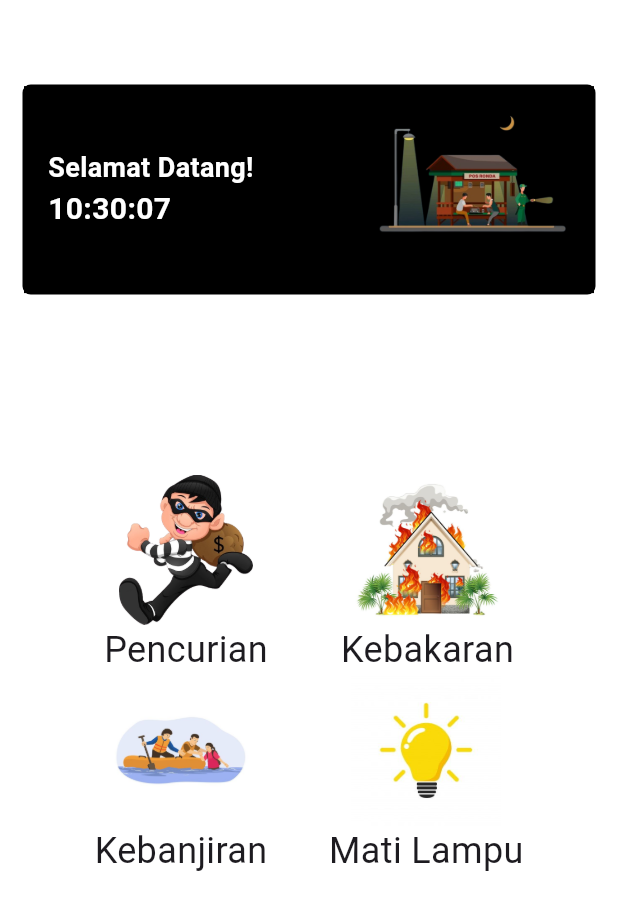
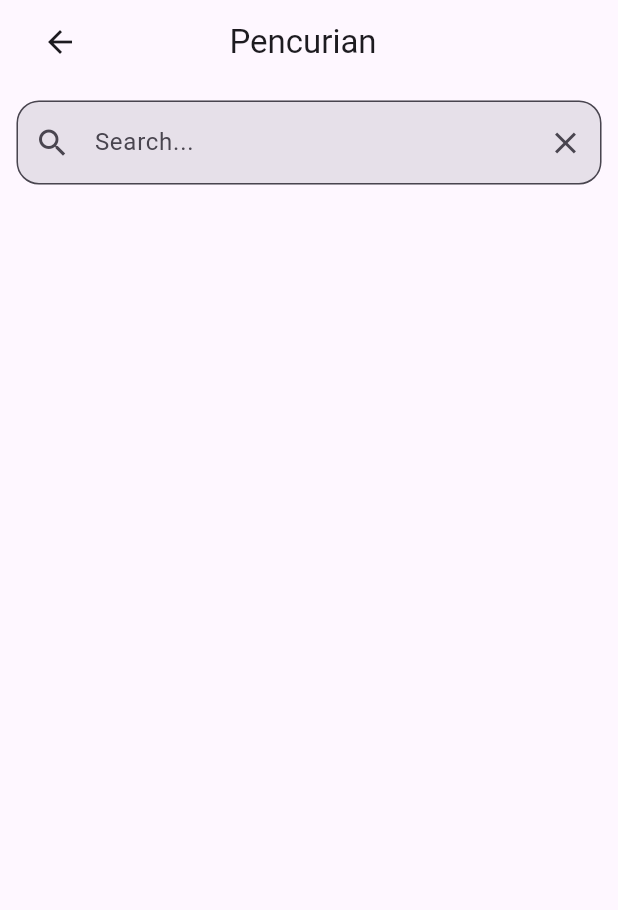
Before and after one commit to salwaawaa/klimax, a Flutter app: the screen it shows after launch, on a phone screen of 412 x 824 dp. Shown: the top 910 px of the screen. Run offline on Flutter 3.47's test engine with Material 3 defaults, Android fonts, the light colour scheme and no system bars.

Commit message:
pencurian

```diff
--- /dev/null
+++ b/lib/Home_Pencurian.dart
@@ -0,0 +1,54 @@
+
+import 'package:flutter/material.dart';
+
+class Home_Pencurian extends StatelessWidget {
+  const Home_Pencurian({Key? key}) : super(key: key);
+
+  @override
+  Widget build(BuildContext context) {
+    return Scaffold(
+      appBar: AppBar(
+        automaticallyImplyLeading: false,
+        centerTitle: true,
+        title: Row(
+          children: [
+            IconButton(
+              onPressed: () {},
+              icon: const Icon(Icons.arrow_back),
+            ),
+            const Expanded(
+              child: Center(
+                child: Text(
+                  "Pencurian",
+                ),
+              ),
+            ),
+            const SizedBox(
+                width:
+                    56),
+          ],
+        ),
+      ),
+      body: Padding(
+        padding: const EdgeInsets.all(11),
+        child: TextField(
+          decoration: InputDecoration(
+            filled: true,
+            hintText: 'Search...',
+            suffixIcon: IconButton(
+              icon: const Icon(Icons.clear),
+              onPressed: () {},
+            ),
+            prefixIcon: IconButton(
+              icon: const Icon(Icons.search),
+              onPressed: () {},
+            ),
+            border: OutlineInputBorder(
+              borderRadius: BorderRadius.circular(15),
+            ),
+          ),
+        ),
+      ),
+    );
+  }
+}
--- a/lib/home.dart
+++ b/lib/home.dart
@@ -1,6 +1,5 @@
 import 'package:flutter/material.dart';
 import 'dart:async';
-import 'package:intl/intl.dart';
 
 class Home extends StatefulWidget {
   const Home({Key? key}) : super(key: key);
@@ -17,8 +16,8 @@ class _HomeState extends State<Home> {
   void initState() {
     super.initState();
     _updateTime();
-    // Timer to update the time every second
-    Timer.periodic(Duration(seconds: 1), (Timer timer) => _updateTime());
+
+    Timer.periodic(const Duration(seconds: 1), (Timer timer) => _updateTime());
   }
 
   void _updateTime() {
@@ -95,15 +94,15 @@ class _HomeState extends State<Home> {
           const Text(
             "Selamat Datang!",
             style: TextStyle(
-              fontSize: 18,
+              fontSize: 25,
               fontWeight: FontWeight.bold,
               color: Colors.white,
             ),
           ),
           Text(
             _currentTime ?? "Loading...",
-            style: TextStyle(
-              fontSize: 20,
+            style: const TextStyle(
+              fontSize: 24,
               fontWeight: FontWeight.bold,
               color: Colors.white,
             ),
@@ -128,18 +127,20 @@ class _HomeState extends State<Home> {
             children: [
               InkWell(
                 onTap: () {
-                  print("");
-                  // Navigasi atau tindakan lainnya
+                  Navigator.pushNamed(context, '/login_user');
                 },
                 child: Container(
-                  width: 150,
-                  height: 120,
+                  width: 160,
+                  height: 125,
                   decoration: BoxDecoration(
                     borderRadius: BorderRadius.circular(1.3),
                   ),
-                  child: Image.asset(
-                    "assets/image/ronda.png",
-                    fit: BoxFit.cover,
+                  child: ClipRRect(
+                    borderRadius: BorderRadius.circular(1.3),
+                    child: Image.asset(
+                      "assets/image/ronda.png",
+                      fit: BoxFit.cover,
+                    ),
                   ),
                 ),
               ),
@@ -152,7 +153,7 @@ class _HomeState extends State<Home> {
 
   Widget _gambar() {
     return Padding(
-      padding: EdgeInsetsDirectional.fromSTEB(55, 120, 55, 0),
+      padding: const EdgeInsetsDirectional.fromSTEB(55, 120, 55, 0),
       child: Column(
         crossAxisAlignment: CrossAxisAlignment.start,
         children: [
@@ -174,7 +175,7 @@ class _HomeState extends State<Home> {
                   ),
                 ],
               ),
-              SizedBox(
+              const SizedBox(
                 width: 20,
               ),
               Column(
@@ -211,7 +212,7 @@ class _HomeState extends State<Home> {
                   ),
                 ],
               ),
-              SizedBox(
+              const SizedBox(
                 width: 25,
               ),
               Column(
--- a/lib/main.dart
+++ b/lib/main.dart
@@ -1,8 +1,9 @@
 import 'package:flutter/material.dart';
-import 'package:klimax/home.dart';
-import 'package:klimax/homeadmin.dart';
-import 'package:klimax/splashscreen.dart';
-import 'package:klimax/user.dart';
+import 'package:klimax/Home.dart';
+import 'package:klimax/Home_Admin.dart';
+import 'package:klimax/Home_Pencurian.dart';
+import 'package:klimax/Splashscreen.dart';
+import 'package:klimax/Login_User.dart';
 
 void main() {
   runApp(const MyApp());
@@ -16,12 +17,12 @@ class MyApp extends StatelessWidget {
       debugShowCheckedModeBanner: false,
       title: 'Klimax',
       theme: ThemeData(),
-      initialRoute: '/home',
+      initialRoute: '/home_pencurian',
       routes: {
         '/splashScreen': (context) => const SplashScreen(),
-        '/user': (context) => const Login(),
+        '/login_user': (context) => const Login_User(),
         '/home': (context) => const Home(),
-        '/jadwal': (context) => const MyApp(),
+        '/home_pencurian': (context) => const Home_Pencurian(),
         '/homeadmin': (context) => const Homeadmin(),
       },
     );
--- a/lib/splashscreen.dart
+++ b/lib/splashscreen.dart
@@ -1,6 +1,6 @@
 import 'dart:async';
 import 'package:flutter/material.dart';
-import 'package:klimax/user.dart';
+import 'package:klimax/Login_User.dart';
 
 
 class SplashScreen extends StatefulWidget {
@@ -19,9 +19,7 @@ class _SplashScreenState extends State<SplashScreen> {
     Timer(const Duration(seconds: 3), () {
       Navigator.pushReplacement(
         context,
-        MaterialPageRoute(
-            builder: (context) =>
-                const Login()),
+        MaterialPageRoute(builder: (context) => const Login_User()),
       );
     });
   }
```
Also changed, not shown: lib/Login_User.dart (renamed from lib/user.dart, +21 -21 lines), assets/image/DataWarga.png (added), assets/image/JadwalRonda.png (added), assets/image/banjir.png (added), assets/image/kebakaran1.png (added), assets/image/pencurian1.png (added), lib/Home_Admin.dart (renamed from lib/homeadmin.dart), pubspec.lock.
